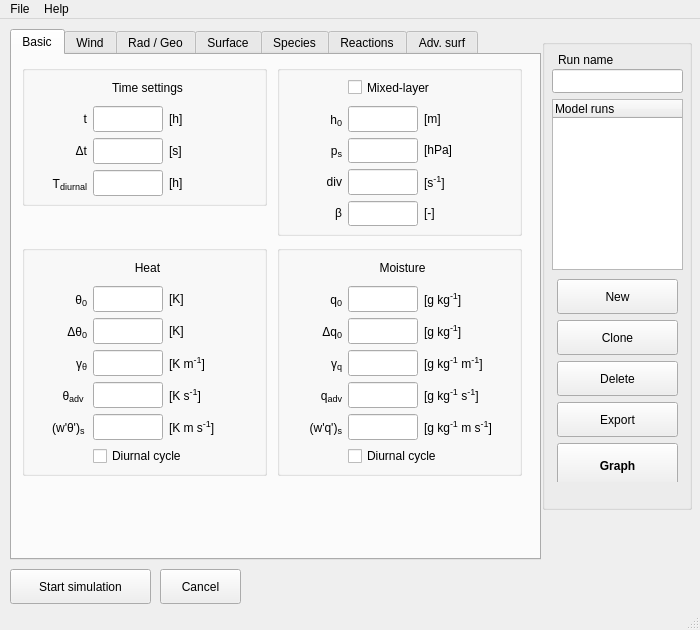
Above: mainwindow.ui from classmodel/modelgui before the change. Below: the same form after it.
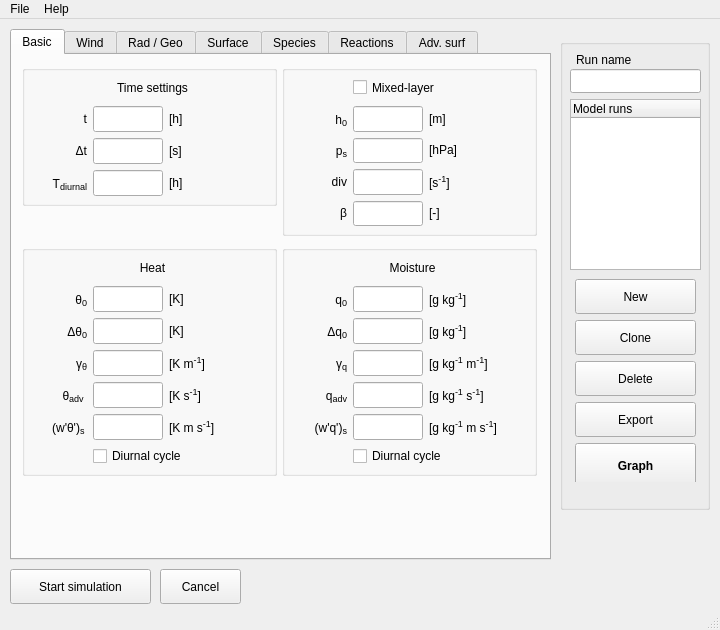
That is the form after the change.

Patch:
```diff
--- a/mainwindow.ui
+++ b/mainwindow.ui
@@ -6,7 +6,7 @@
    <rect>
     <x>0</x>
     <y>0</y>
-    <width>700</width>
+    <width>720</width>
     <height>630</height>
    </rect>
   </property>
@@ -18,13 +18,13 @@
   </property>
   <property name="minimumSize">
    <size>
-    <width>700</width>
+    <width>720</width>
     <height>630</height>
    </size>
   </property>
   <property name="maximumSize">
    <size>
-    <width>700</width>
+    <width>720</width>
     <height>630</height>
    </size>
   </property>
@@ -43,7 +43,7 @@
      <rect>
       <x>10</x>
       <y>10</y>
-      <width>531</width>
+      <width>541</width>
       <height>531</height>
      </rect>
     </property>
@@ -68,7 +68,7 @@
        <rect>
         <x>10</x>
         <y>10</y>
-        <width>245</width>
+        <width>255</width>
         <height>141</height>
        </rect>
       </property>
@@ -80,7 +80,7 @@
         <rect>
          <x>10</x>
          <y>10</y>
-         <width>231</width>
+         <width>241</width>
          <height>121</height>
         </rect>
        </property>
@@ -343,7 +343,7 @@
        <rect>
         <x>10</x>
         <y>190</y>
-        <width>245</width>
+        <width>255</width>
         <height>231</height>
        </rect>
       </property>
@@ -355,7 +355,7 @@
         <rect>
          <x>10</x>
          <y>10</y>
-         <width>231</width>
+         <width>241</width>
          <height>211</height>
         </rect>
        </property>
@@ -780,9 +780,9 @@
      <widget class="QGroupBox" name="ml_group">
       <property name="geometry">
        <rect>
-        <x>265</x>
+        <x>270</x>
         <y>10</y>
-        <width>245</width>
+        <width>255</width>
         <height>171</height>
        </rect>
       </property>
@@ -794,7 +794,7 @@
         <rect>
          <x>10</x>
          <y>10</y>
-         <width>231</width>
+         <width>241</width>
          <height>151</height>
         </rect>
        </property>
@@ -1133,9 +1133,9 @@
      <widget class="QGroupBox" name="moisture_group">
       <property name="geometry">
        <rect>
-        <x>265</x>
+        <x>270</x>
         <y>190</y>
-        <width>245</width>
+        <width>255</width>
         <height>231</height>
        </rect>
       </property>
@@ -1147,7 +1147,7 @@
         <rect>
          <x>10</x>
          <y>10</y>
-         <width>231</width>
+         <width>241</width>
          <height>211</height>
         </rect>
        </property>
@@ -6705,7 +6705,7 @@
    <widget class="QGroupBox" name="modelrunsGroup">
     <property name="geometry">
      <rect>
-      <x>542</x>
+      <x>560</x>
       <y>20</y>
       <width>150</width>
       <height>471</height>
@@ -6931,7 +6931,7 @@
     <rect>
      <x>0</x>
      <y>0</y>
-     <width>700</width>
+     <width>720</width>
      <height>21</height>
     </rect>
    </property>
```
Left out of the diff: 2 changed lines with no effect on the pictures.
